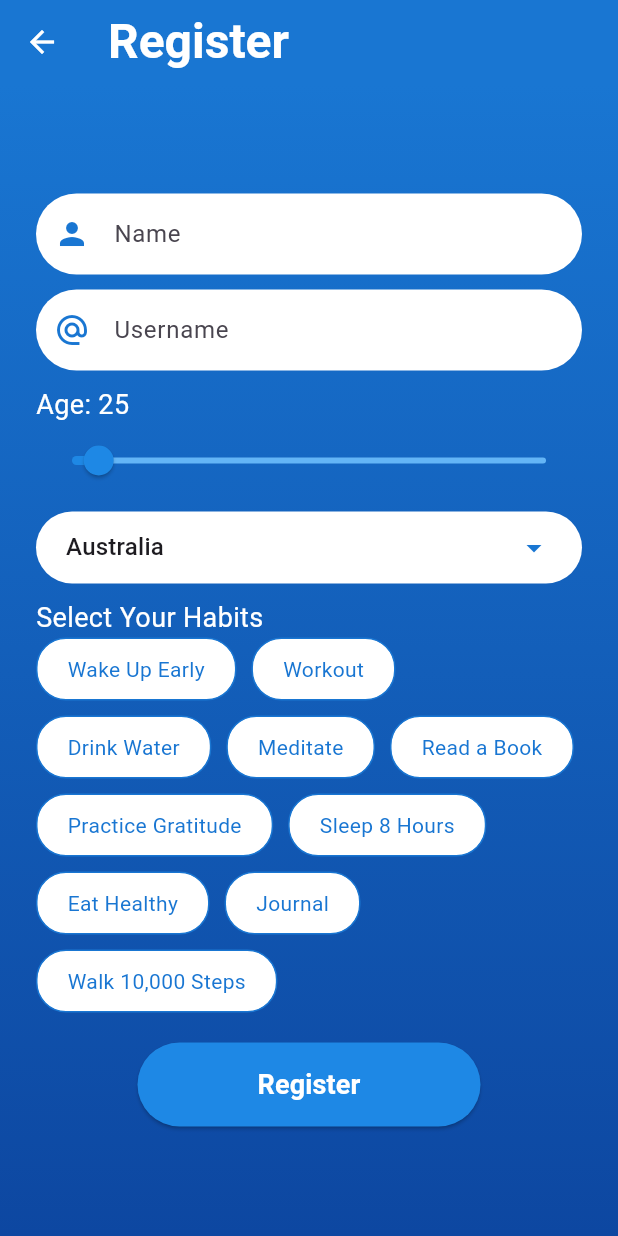
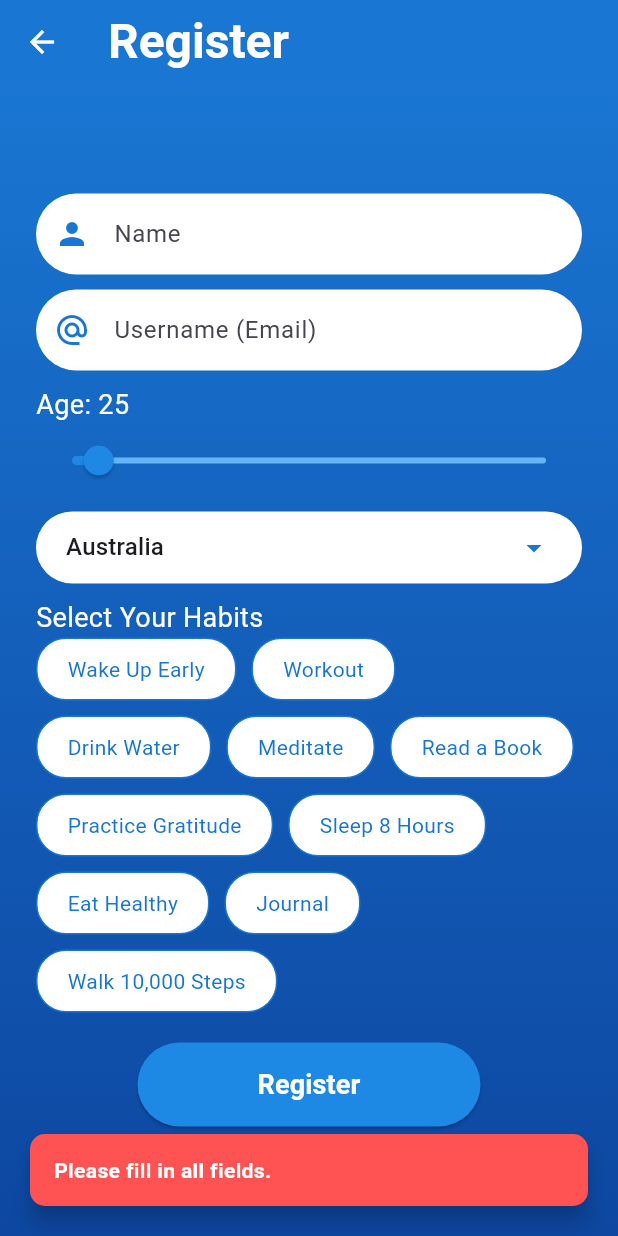
Before and after one commit to srijata613/habit_tracker, a Flutter app: the RegisterScreen screen opened directly, after a tap on "Register", on a phone screen of 412 x 824 dp. Run offline on Flutter 3.47's test engine with Material 3 defaults, Android fonts, the phone set to English and light mode, and no system bars; our stand-ins replace shared_preferences; accounts and stored records are empty.

Commit message:
Update register_screen.dart

```diff
--- a/lib/register_screen.dart
+++ b/lib/register_screen.dart
@@ -1,5 +1,5 @@
 import 'package:flutter/material.dart';
-
+import 'package:shared_preferences/shared_preferences.dart';
 import 'login_screen.dart';
 
 class RegisterScreen extends StatefulWidget {
@@ -12,7 +12,9 @@ class RegisterScreen extends StatefulWidget {
 class _RegisterScreenState extends State<RegisterScreen> {
   final _nameController = TextEditingController();
   final _usernameController = TextEditingController();
-  double _age = 25; // Default age set to 25
+  final GlobalKey<ScaffoldMessengerState> _scaffoldMessengerKey = GlobalKey<ScaffoldMessengerState>();
+
+  double _age = 25;
   String _country = 'United States';
   List<String> _countries = [];
   List<String> selectedHabits = [];
@@ -51,20 +53,66 @@ class _RegisterScreenState extends State<RegisterScreen> {
     ];
 
     setState(() {
-      _countries = subsetCountries;
-      _countries.sort();
+      _countries = subsetCountries..sort();
       _country = _countries.isNotEmpty ? _countries[0] : 'United States';
     });
   }
 
+  void _showSnackBar(String message, {Color? color}) {
+    final snackBar = SnackBar(
+      content: Text(
+        message,
+        style: const TextStyle(color: Colors.white, fontWeight: FontWeight.bold),
+      ),
+      backgroundColor: color ?? Colors.redAccent,
+      behavior: SnackBarBehavior.floating,
+      shape: RoundedRectangleBorder(borderRadius: BorderRadius.circular(10)),
+      margin: const EdgeInsets.all(20),
+      duration: const Duration(seconds: 3),
+    );
+
+    _scaffoldMessengerKey.currentState?.showSnackBar(snackBar);
+  }
+
   void _register() async {
-    // dummy for now
-    print("registration logic here");
+    final name = _nameController.text.trim();
+    final username = _usernameController.text.trim();
+
+    if (name.isEmpty || username.isEmpty) {
+      _showSnackBar("Please fill in all fields.");
+      return;
+    }
+
+    final emailRegex = RegExp(r'^[^@]+@[^@]+\.[^@]+');
+    if (!emailRegex.hasMatch(username)) {
+      _showSnackBar("Please enter a valid email address.");
+      return;
+    }
+
+    try {
+      SharedPreferences prefs = await SharedPreferences.getInstance();
+      await prefs.setString('email', username);
+      await prefs.setString('password', name); // Dummy password = name
+
+      _showSnackBar("Registration successful!", color: Colors.green);
+
+      // Delay before navigation to show snackbar
+      Future.delayed(const Duration(milliseconds: 600), () {
+        Navigator.pushReplacement(
+          context,
+          MaterialPageRoute(builder: (context) => const LoginScreen()),
+        );
+      });
+    } catch (e) {
+      _showSnackBar("Something went wrong. Please try again.");
+    }
   }
 
   @override
   Widget build(BuildContext context) {
-    return Scaffold(
+    return ScaffoldMessenger(
+      key: _scaffoldMessengerKey,
+      child: Scaffold(
         appBar: AppBar(
           backgroundColor: Colors.blue.shade700,
           title: const Text(
@@ -80,7 +128,7 @@ class _RegisterScreenState extends State<RegisterScreen> {
             onPressed: () {
               Navigator.pushReplacement(
                 context,
-              MaterialPageRoute(builder: (context) => LoginScreen()),
+                MaterialPageRoute(builder: (context) => const LoginScreen()),
               );
             },
           ),
@@ -95,15 +143,13 @@ class _RegisterScreenState extends State<RegisterScreen> {
           ),
           child: Center(
             child: SingleChildScrollView(
-            padding:
-                const EdgeInsets.symmetric(horizontal: 24.0, vertical: 8.0),
+              padding: const EdgeInsets.symmetric(horizontal: 24.0, vertical: 8.0),
               child: Column(
                 crossAxisAlignment: CrossAxisAlignment.start,
                 children: [
                   _buildInputField(_nameController, 'Name', Icons.person),
                   const SizedBox(height: 10),
-                _buildInputField(
-                    _usernameController, 'Username', Icons.alternate_email),
+                  _buildInputField(_usernameController, 'Username (Email)', Icons.alternate_email),
                   const SizedBox(height: 10),
                   Text('Age: ${_age.round()}',
                       style: const TextStyle(color: Colors.white, fontSize: 18)),
@@ -131,13 +177,17 @@ class _RegisterScreenState extends State<RegisterScreen> {
                     children: availableHabits.map((habit) {
                       final isSelected = selectedHabits.contains(habit);
                       return GestureDetector(
-                      onTap: () => null,
+                        onTap: () {
+                          setState(() {
+                            isSelected
+                                ? selectedHabits.remove(habit)
+                                : selectedHabits.add(habit);
+                          });
+                        },
                         child: Container(
-                        padding: const EdgeInsets.symmetric(
-                            horizontal: 20, vertical: 10),
+                          padding: const EdgeInsets.symmetric(horizontal: 20, vertical: 10),
                           decoration: BoxDecoration(
-                          color:
-                              isSelected ? Colors.blue.shade600 : Colors.white,
+                            color: isSelected ? Colors.blue.shade600 : Colors.white,
                             borderRadius: BorderRadius.circular(20),
                             border: Border.all(color: Colors.blue.shade700),
                           ),
@@ -162,8 +212,7 @@ class _RegisterScreenState extends State<RegisterScreen> {
                         shape: RoundedRectangleBorder(
                           borderRadius: BorderRadius.circular(30.0),
                         ),
-                      padding: const EdgeInsets.symmetric(
-                          horizontal: 80, vertical: 15),
+                        padding: const EdgeInsets.symmetric(horizontal: 80, vertical: 15),
                       ),
                       child: const Text(
                         'Register',
@@ -180,11 +229,11 @@ class _RegisterScreenState extends State<RegisterScreen> {
             ),
           ),
         ),
+      ),
     );
   }
 
-  Widget _buildInputField(
-      TextEditingController controller, String hint, IconData icon) {
+  Widget _buildInputField(TextEditingController controller, String hint, IconData icon) {
     return Container(
       decoration: BoxDecoration(
         color: Colors.white,
@@ -196,8 +245,7 @@ class _RegisterScreenState extends State<RegisterScreen> {
           prefixIcon: Icon(icon, color: Colors.blue.shade700),
           hintText: hint,
           border: InputBorder.none,
-          contentPadding:
-              const EdgeInsets.symmetric(horizontal: 20, vertical: 15),
+          contentPadding: const EdgeInsets.symmetric(horizontal: 20, vertical: 15),
         ),
       ),
     );
```
Lines whose indentation alone changed are shown as unchanged.
